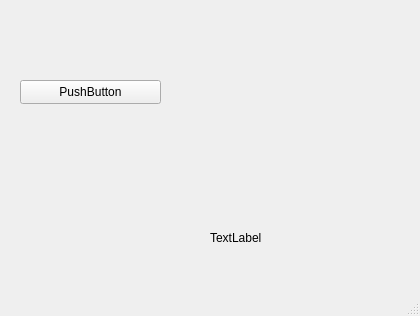
This is mainwindow.ui in embeddedMike/qt_app as Qt 5 draws it before an edit. The edited form follows.
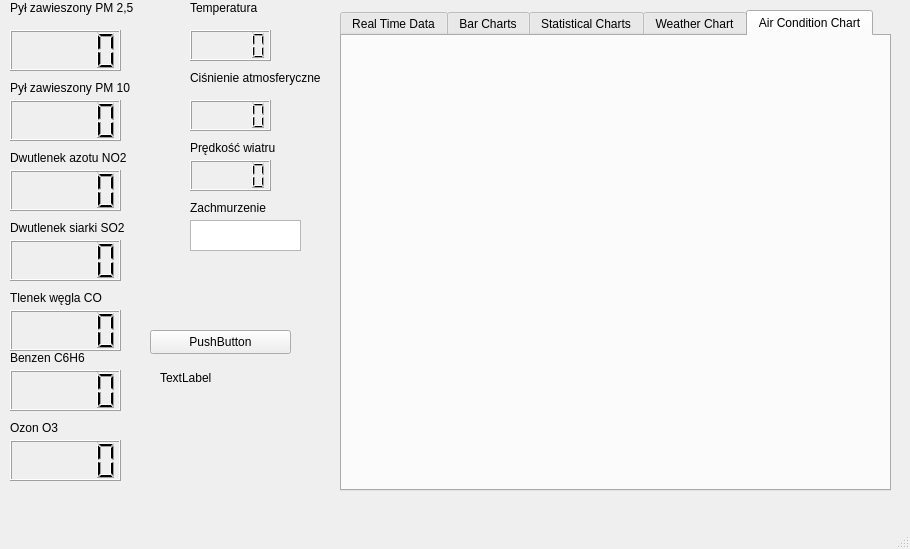
This is the edited form. Custom widgets are drawn as their Qt base class.

Commit message: [task] Draft of GUI

```diff
--- a/mainwindow.ui
+++ b/mainwindow.ui
@@ -6,8 +6,8 @@
    <rect>
     <x>0</x>
     <y>0</y>
-    <width>420</width>
-    <height>316</height>
+    <width>910</width>
+    <height>549</height>
    </rect>
   </property>
   <property name="windowTitle">
@@ -17,8 +17,8 @@
    <widget class="QPushButton" name="pushButton">
     <property name="geometry">
      <rect>
-      <x>20</x>
-      <y>80</y>
+      <x>150</x>
+      <y>330</y>
       <width>141</width>
       <height>24</height>
      </rect>
@@ -30,8 +30,8 @@
    <widget class="QLabel" name="label">
     <property name="geometry">
      <rect>
-      <x>210</x>
-      <y>230</y>
+      <x>160</x>
+      <y>370</y>
       <width>111</width>
       <height>16</height>
      </rect>
@@ -40,6 +40,347 @@
      <string>TextLabel</string>
     </property>
    </widget>
+   <widget class="QLCDNumber" name="suspendedDustNumber">
+    <property name="geometry">
+     <rect>
+      <x>10</x>
+      <y>30</y>
+      <width>111</width>
+      <height>41</height>
+     </rect>
+    </property>
+   </widget>
+   <widget class="QLabel" name="suspendedDustLabel">
+    <property name="geometry">
+     <rect>
+      <x>10</x>
+      <y>0</y>
+      <width>141</width>
+      <height>16</height>
+     </rect>
+    </property>
+    <property name="text">
+     <string>Pył zawieszony PM 2,5</string>
+    </property>
+   </widget>
+   <widget class="QTabWidget" name="chartsTabWidget">
+    <property name="geometry">
+     <rect>
+      <x>340</x>
+      <y>10</y>
+      <width>551</width>
+      <height>481</height>
+     </rect>
+    </property>
+    <property name="currentIndex">
+     <number>4</number>
+    </property>
+    <widget class="QWidget" name="realTimeTemperature">
+     <attribute name="title">
+      <string>Real Time Data</string>
+     </attribute>
+     <widget class="QCustomPlot" name="realTimePlot" native="true">
+      <property name="geometry">
+       <rect>
+        <x>100</x>
+        <y>20</y>
+        <width>431</width>
+        <height>321</height>
+       </rect>
+      </property>
+     </widget>
+    </widget>
+    <widget class="QWidget" name="barChart">
+     <attribute name="title">
+      <string>Bar Charts</string>
+     </attribute>
+     <widget class="QCustomPlot" name="barPlot" native="true">
+      <property name="geometry">
+       <rect>
+        <x>100</x>
+        <y>10</y>
+        <width>431</width>
+        <height>321</height>
+       </rect>
+      </property>
+     </widget>
+    </widget>
+    <widget class="QWidget" name="statisticalChart">
+     <attribute name="title">
+      <string>Statistical Charts</string>
+     </attribute>
+     <widget class="QCustomPlot" name="statisticPlot" native="true">
+      <property name="geometry">
+       <rect>
+        <x>100</x>
+        <y>10</y>
+        <width>431</width>
+        <height>341</height>
+       </rect>
+      </property>
+     </widget>
+    </widget>
+    <widget class="QWidget" name="weatherChart">
+     <attribute name="title">
+      <string>Weather Chart</string>
+     </attribute>
+     <widget class="QCustomPlot" name="weatherPlot" native="true">
+      <property name="geometry">
+       <rect>
+        <x>100</x>
+        <y>10</y>
+        <width>421</width>
+        <height>341</height>
+       </rect>
+      </property>
+     </widget>
+    </widget>
+    <widget class="QWidget" name="airConditionChart">
+     <attribute name="title">
+      <string>Air Condition Chart</string>
+     </attribute>
+     <widget class="QCustomPlot" name="airConditionPlot" native="true">
+      <property name="geometry">
+       <rect>
+        <x>100</x>
+        <y>10</y>
+        <width>431</width>
+        <height>331</height>
+       </rect>
+      </property>
+     </widget>
+    </widget>
+   </widget>
+   <widget class="QLCDNumber" name="secondSuspendedDustNumber">
+    <property name="geometry">
+     <rect>
+      <x>10</x>
+      <y>100</y>
+      <width>111</width>
+      <height>41</height>
+     </rect>
+    </property>
+   </widget>
+   <widget class="QLCDNumber" name="nitrogenDioxideNumber">
+    <property name="geometry">
+     <rect>
+      <x>10</x>
+      <y>170</y>
+      <width>111</width>
+      <height>41</height>
+     </rect>
+    </property>
+   </widget>
+   <widget class="QLCDNumber" name="carbonMonoxideNumber">
+    <property name="geometry">
+     <rect>
+      <x>10</x>
+      <y>310</y>
+      <width>111</width>
+      <height>41</height>
+     </rect>
+    </property>
+   </widget>
+   <widget class="QLCDNumber" name="benzeneNumber">
+    <property name="geometry">
+     <rect>
+      <x>10</x>
+      <y>370</y>
+      <width>111</width>
+      <height>41</height>
+     </rect>
+    </property>
+   </widget>
+   <widget class="QLCDNumber" name="sulphurDioxideNumber">
+    <property name="geometry">
+     <rect>
+      <x>10</x>
+      <y>240</y>
+      <width>111</width>
+      <height>41</height>
+     </rect>
+    </property>
+   </widget>
+   <widget class="QLabel" name="secondSuspendedDustLabel">
+    <property name="geometry">
+     <rect>
+      <x>10</x>
+      <y>80</y>
+      <width>141</width>
+      <height>16</height>
+     </rect>
+    </property>
+    <property name="text">
+     <string>Pył zawieszony PM 10</string>
+    </property>
+   </widget>
+   <widget class="QLabel" name="nitrogenDioxideLabel">
+    <property name="geometry">
+     <rect>
+      <x>10</x>
+      <y>150</y>
+      <width>141</width>
+      <height>16</height>
+     </rect>
+    </property>
+    <property name="text">
+     <string>Dwutlenek azotu NO2</string>
+    </property>
+   </widget>
+   <widget class="QLabel" name="carbonMonoxideLabel">
+    <property name="geometry">
+     <rect>
+      <x>10</x>
+      <y>290</y>
+      <width>111</width>
+      <height>16</height>
+     </rect>
+    </property>
+    <property name="text">
+     <string>Tlenek węgla CO</string>
+    </property>
+   </widget>
+   <widget class="QLabel" name="benzeneLabel">
+    <property name="geometry">
+     <rect>
+      <x>10</x>
+      <y>350</y>
+      <width>91</width>
+      <height>16</height>
+     </rect>
+    </property>
+    <property name="text">
+     <string>Benzen C6H6</string>
+    </property>
+   </widget>
+   <widget class="QLabel" name="sulphurDioxideLabel">
+    <property name="geometry">
+     <rect>
+      <x>10</x>
+      <y>220</y>
+      <width>131</width>
+      <height>16</height>
+     </rect>
+    </property>
+    <property name="text">
+     <string>Dwutlenek siarki SO2</string>
+    </property>
+   </widget>
+   <widget class="QLabel" name="ozoneLabel">
+    <property name="geometry">
+     <rect>
+      <x>10</x>
+      <y>420</y>
+      <width>58</width>
+      <height>16</height>
+     </rect>
+    </property>
+    <property name="text">
+     <string>Ozon O3</string>
+    </property>
+   </widget>
+   <widget class="QLCDNumber" name="ozoneNumber">
+    <property name="geometry">
+     <rect>
+      <x>10</x>
+      <y>440</y>
+      <width>111</width>
+      <height>41</height>
+     </rect>
+    </property>
+   </widget>
+   <widget class="QLabel" name="temperatureLabel">
+    <property name="geometry">
+     <rect>
+      <x>190</x>
+      <y>0</y>
+      <width>81</width>
+      <height>16</height>
+     </rect>
+    </property>
+    <property name="text">
+     <string>Temperatura</string>
+    </property>
+   </widget>
+   <widget class="QLCDNumber" name="temperatureNumber">
+    <property name="geometry">
+     <rect>
+      <x>190</x>
+      <y>30</y>
+      <width>81</width>
+      <height>31</height>
+     </rect>
+    </property>
+   </widget>
+   <widget class="QLabel" name="pressureLabel">
+    <property name="geometry">
+     <rect>
+      <x>190</x>
+      <y>70</y>
+      <width>151</width>
+      <height>16</height>
+     </rect>
+    </property>
+    <property name="text">
+     <string>Ciśnienie atmosferyczne</string>
+    </property>
+   </widget>
+   <widget class="QLabel" name="cloudyLabel">
+    <property name="geometry">
+     <rect>
+      <x>190</x>
+      <y>200</y>
+      <width>91</width>
+      <height>16</height>
+     </rect>
+    </property>
+    <property name="text">
+     <string>Zachmurzenie</string>
+    </property>
+   </widget>
+   <widget class="QLabel" name="windSpeedLabel">
+    <property name="geometry">
+     <rect>
+      <x>190</x>
+      <y>140</y>
+      <width>101</width>
+      <height>16</height>
+     </rect>
+    </property>
+    <property name="text">
+     <string>Prędkość wiatru</string>
+    </property>
+   </widget>
+   <widget class="QLCDNumber" name="pressureNumber">
+    <property name="geometry">
+     <rect>
+      <x>190</x>
+      <y>100</y>
+      <width>81</width>
+      <height>31</height>
+     </rect>
+    </property>
+   </widget>
+   <widget class="QLCDNumber" name="windSpeedNumber">
+    <property name="geometry">
+     <rect>
+      <x>190</x>
+      <y>160</y>
+      <width>81</width>
+      <height>31</height>
+     </rect>
+    </property>
+   </widget>
+   <widget class="QTextBrowser" name="cloudyValue">
+    <property name="geometry">
+     <rect>
+      <x>190</x>
+      <y>220</y>
+      <width>111</width>
+      <height>31</height>
+     </rect>
+    </property>
+   </widget>
   </widget>
   <widget class="QMenuBar" name="menubar">
    <property name="geometry">
@@ -53,6 +394,14 @@
   </widget>
   <widget class="QStatusBar" name="statusbar"/>
  </widget>
+ <customwidgets>
+  <customwidget>
+   <class>QCustomPlot</class>
+   <extends>QWidget</extends>
+   <header>/Users/mike/qt_app/inc/qcustomplot.h</header>
+   <container>1</container>
+  </customwidget>
+ </customwidgets>
  <resources/>
  <connections/>
 </ui>
```
Left out of the diff: 4 changed lines with no effect on the pictures. The commit also changes 7 other files.
